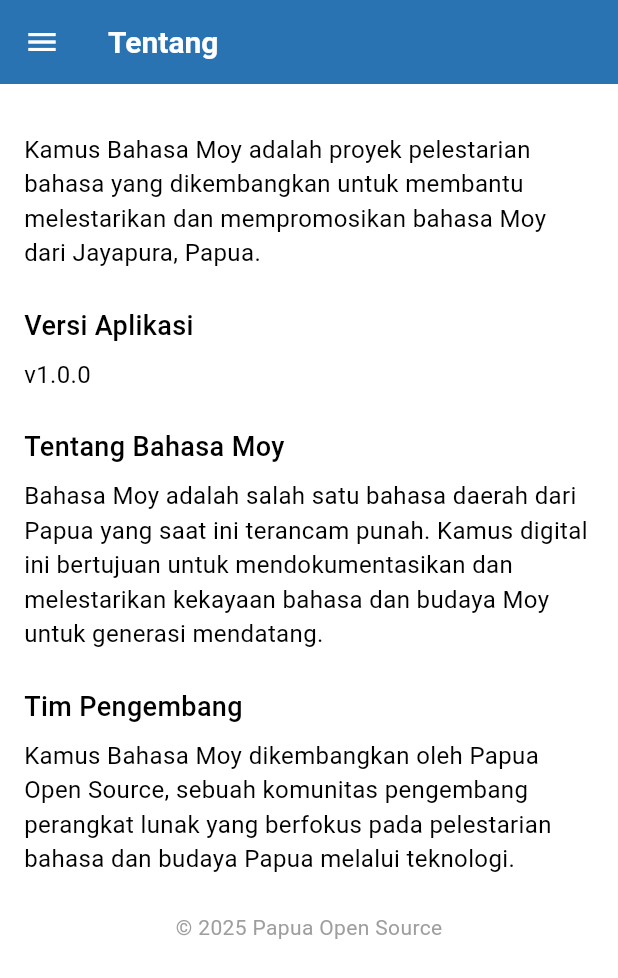
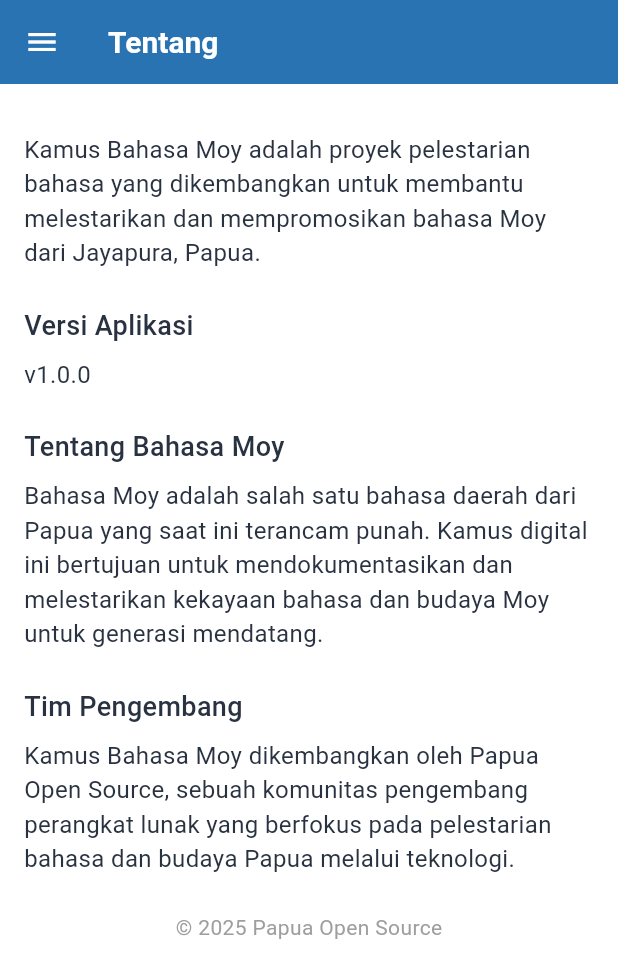
Before and after one commit to papua-opensource/kamus-bahasa-moy, a Flutter app: the AboutScreen screen opened directly, on a phone screen of 412 x 824 dp. Shown: the top 978 px of the screen. Run offline on Flutter 3.47's test engine with Material 3 defaults, Android fonts, the light colour scheme and no system bars.

Commit message:
fix: update text colors and adjust padding in About and Onboarding screens

```diff
--- a/lib/screens/about_screen.dart
+++ b/lib/screens/about_screen.dart
@@ -31,12 +31,16 @@
             const SizedBox(height: 16),
             const Text(
               'Kamus Bahasa Moy adalah proyek pelestarian bahasa yang dikembangkan untuk membantu melestarikan dan mempromosikan bahasa Moy dari Jayapura, Papua.',
-              style: TextStyle(fontSize: 16),
+              style: TextStyle(
+                color: Color(0xFF293241),
+                fontSize: 16,
+              ),
             ),
             const SizedBox(height: 24),
             const Text(
               'Versi Aplikasi',
               style: TextStyle(
+                color: Color(0xFF293241),
                 fontSize: 18,
                 fontWeight: FontWeight.w500,
               ),
@@ -44,12 +48,16 @@
             const SizedBox(height: 8),
             const Text(
               'v1.0.0',
-              style: TextStyle(fontSize: 16),
+              style: TextStyle(
+                color: Color(0xFF293241),
+                fontSize: 16,
+              ),
             ),
             const SizedBox(height: 24),
             const Text(
               'Tentang Bahasa Moy',
               style: TextStyle(
+                color: Color(0xFF293241),
                 fontSize: 18,
                 fontWeight: FontWeight.w500,
               ),
@@ -57,12 +65,16 @@
             const SizedBox(height: 8),
             const Text(
               'Bahasa Moy adalah salah satu bahasa daerah dari Papua yang saat ini terancam punah. Kamus digital ini bertujuan untuk mendokumentasikan dan melestarikan kekayaan bahasa dan budaya Moy untuk generasi mendatang.',
-              style: TextStyle(fontSize: 16),
+              style: TextStyle(
+                fontSize: 16,
+                color: Color(0xFF293241),
+              ),
             ),
             const SizedBox(height: 24),
             const Text(
               'Tim Pengembang',
               style: TextStyle(
+                color: Color(0xFF293241),
                 fontSize: 18,
                 fontWeight: FontWeight.w500,
               ),
@@ -70,15 +82,18 @@
             const SizedBox(height: 8),
             const Text(
               'Kamus Bahasa Moy dikembangkan oleh Papua Open Source, sebuah komunitas pengembang perangkat lunak yang berfokus pada pelestarian bahasa dan budaya Papua melalui teknologi.',
-              style: TextStyle(fontSize: 16),
+              style: TextStyle(
+                color: Color(0xFF293241),
+                fontSize: 16,
+              ),
             ),
             const SizedBox(height: 24),
             const Center(
               child: Text(
                 '© 2025 Papua Open Source',
                 style: TextStyle(
+                  color: Colors.grey,
                   fontSize: 14,
-                  color: Colors.grey,
                 ),
               ),
             ),
```
Also changed, not shown: lib/screens/onboarding_screen.dart (+5 -6 lines).
